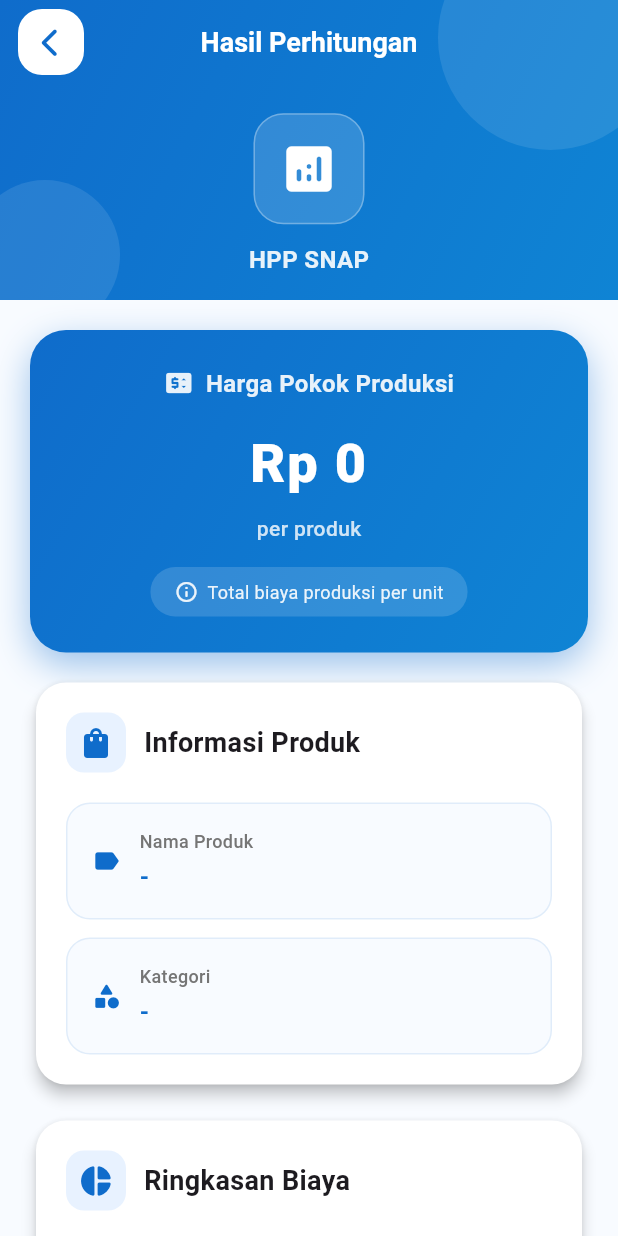
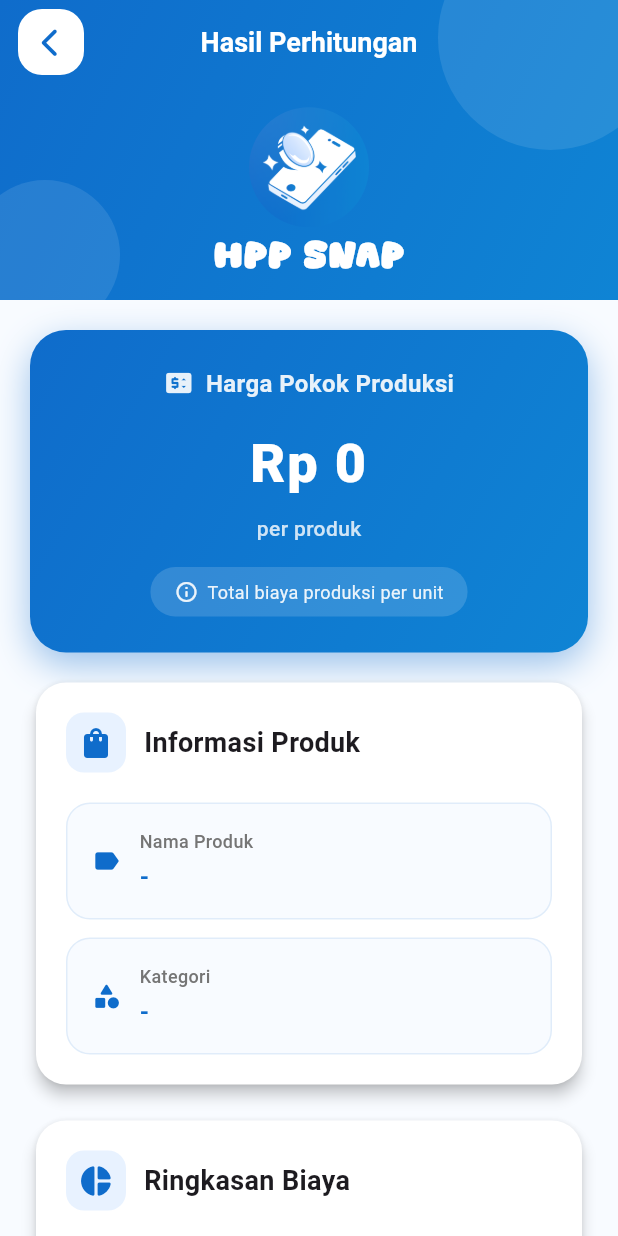
Before and after one commit to ardhikaxx/hpp-snap-app, a Flutter app: the ResultScreen screen opened directly with empty values, on a phone screen of 412 x 824 dp. Run offline on Flutter 3.47's test engine with Material 3 defaults, Android fonts, the phone set to English and light mode, and no system bars; our stand-ins replace font_awesome_flutter.

Commit message:
fix(home+result) perbaikan pada home + result

```diff
--- a/lib/page/result_screens.dart
+++ b/lib/page/result_screens.dart
@@ -132,27 +132,37 @@ class ResultScreen extends StatelessWidget {
                         children: [
                           const SizedBox(height: 60),
                           Container(
-                            padding: const EdgeInsets.all(16),
+                            width: 80,
+                            height: 80,
                             decoration: BoxDecoration(
-                              color: Colors.white.withOpacity(0.15),
-                              borderRadius: BorderRadius.circular(20),
-                              border: Border.all(
-                                color: Colors.white.withOpacity(0.3),
+                              borderRadius: BorderRadius.circular(60),
+                            ),
+                            child: ClipRRect(
+                              borderRadius: BorderRadius.circular(60),
+                              child: Image.asset(
+                                'assets/icons/icon.png',
+                                fit: BoxFit.cover,
+                                errorBuilder: (context, error, stackTrace) {
+                                  return Container(
+                                    color: Colors.white,
+                                    child: const Icon(
+                                      Icons.image,
+                                      color: Color(0xFF0F6CCB),
+                                      size: 50,
+                                    ),
+                                  );
+                                },
                               ),
                             ),
-                            child: const Icon(
-                              Icons.analytics_rounded,
-                              color: Colors.white,
-                              size: 40,
-                            ),
                           ),
-                          const SizedBox(height: 12),
                           Text(
                             'HPP SNAP',
                             style: TextStyle(
-                              color: Colors.white.withOpacity(0.9),
-                              fontSize: 16,
-                              fontWeight: FontWeight.w600,
+                              color: Colors.white,
+                              fontSize: 26,
+                              fontWeight: FontWeight.w800,
+                              fontFamily: 'SuperTrend',
+                              letterSpacing: 1.2,
                             ),
                           ),
                         ],
@@ -823,7 +833,12 @@ class ResultScreen extends StatelessWidget {
     );
   }
 
-  Widget _buildSaranHarga(double harga1, double harga2, double harga3, double hpp) {
+  Widget _buildSaranHarga(
+    double harga1,
+    double harga2,
+    double harga3,
+    double hpp,
+  ) {
     return Padding(
       padding: const EdgeInsets.symmetric(horizontal: 20),
       child: Card(
```
Also changed, not shown: lib/page/home_screens.dart (+42 -49 lines).
